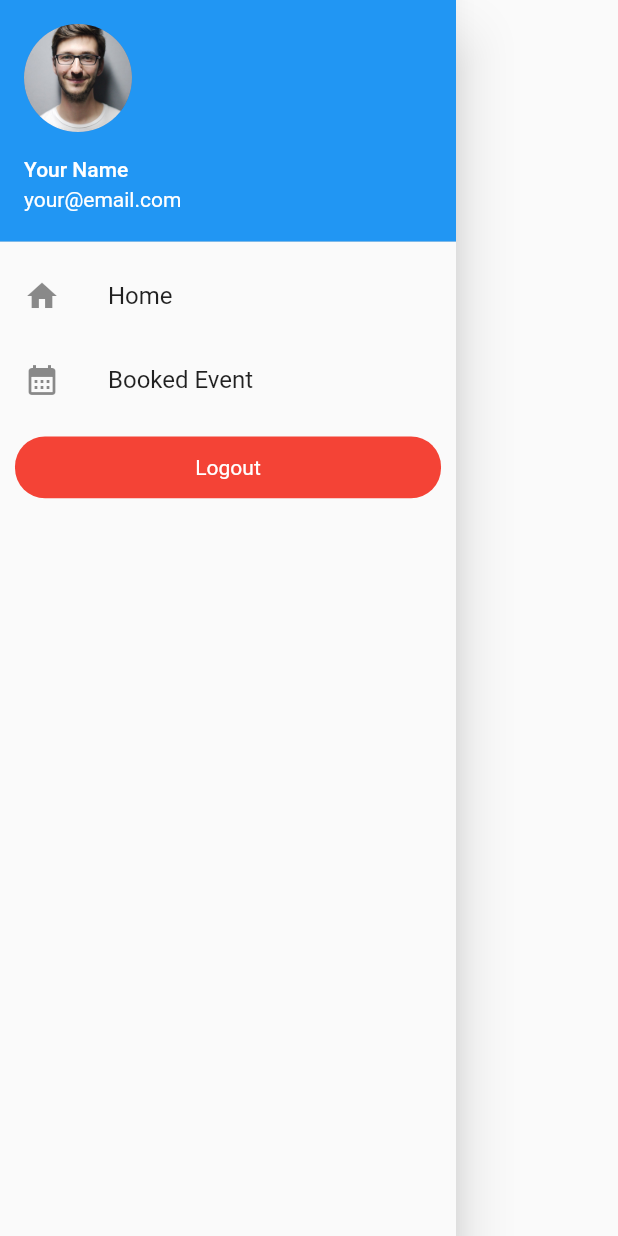
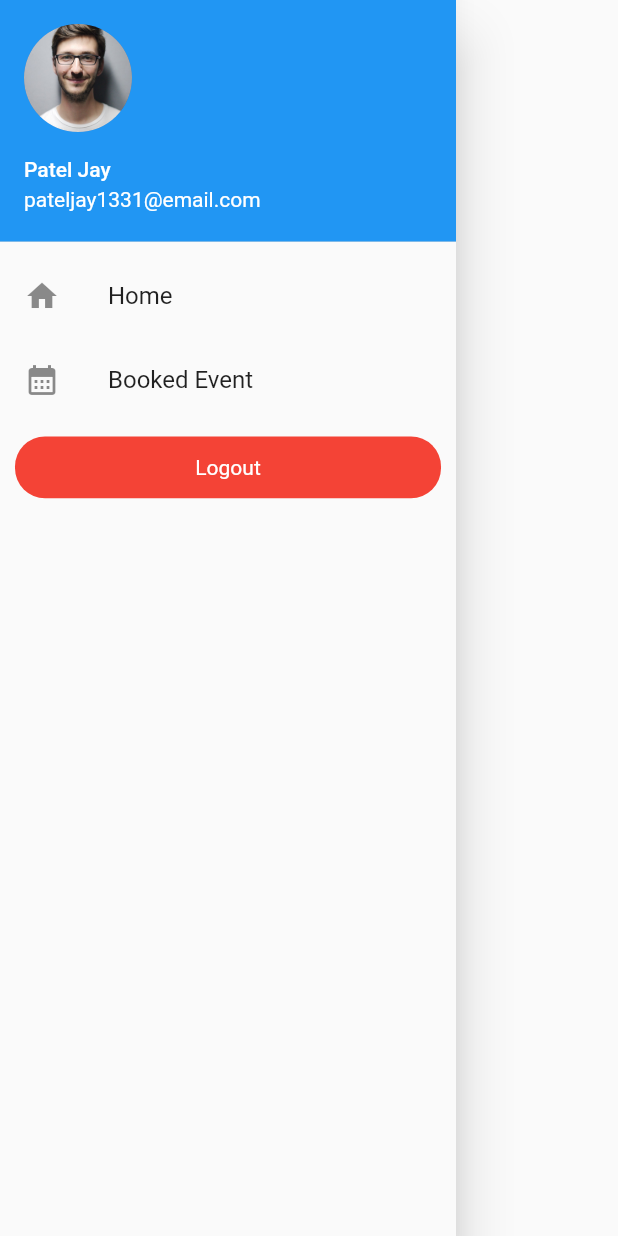
Before and after one commit to Jaiminpatel4282/event_app, a Flutter app: the CustomSidebar widget shown alone on an empty page, opened directly, on a phone screen of 412 x 824 dp. Run offline on Flutter 3.47's test engine with Material 2 defaults, Android fonts, the phone set to English and light mode, and no system bars; our stand-ins replace carousel_slider, dotted_line, firebase_auth, firebase_core, firebase_messaging, flutter_advanced_drawer and 4 more; accounts and stored records are empty; network calls fail.

Commit message:
patel jay

```diff
--- a/lib/Drawer.dart
+++ b/lib/Drawer.dart
@@ -23,8 +23,8 @@ class CustomSidebar extends StatelessWidget {
         padding: EdgeInsets.zero,
         children: <Widget>[
           const UserAccountsDrawerHeader(
-            accountName: Text("Your Name"),
-            accountEmail: Text("your@email.com"),
+            accountName: Text("Patel Jay"),
+            accountEmail: Text("pateljay1331@email.com"),
             currentAccountPicture: CircleAvatar(
               // Your profile picture here
               backgroundImage: AssetImage('assets/profile_1.jpg'),
--- a/lib/screen/home/home_screen.dart
+++ b/lib/screen/home/home_screen.dart
@@ -45,7 +45,7 @@ class _HomeScreenState extends State<HomeScreen> {
   void _loadUserId() async {
     SharedPreferences prefs = await SharedPreferences.getInstance();
     setState(() {
-      userId = prefs.getString('userId') ?? ""; // Replace 'userId' with your actual key
+      // userId = prefs.getString('userId') ?? ""; // Replace 'userId' with your actual key
     });
   }
 
```
Also changed, not shown: pubspec.yaml (+8 -0 lines), assets/image1/icon1.png (added), pubspec.lock, 16 other files.
